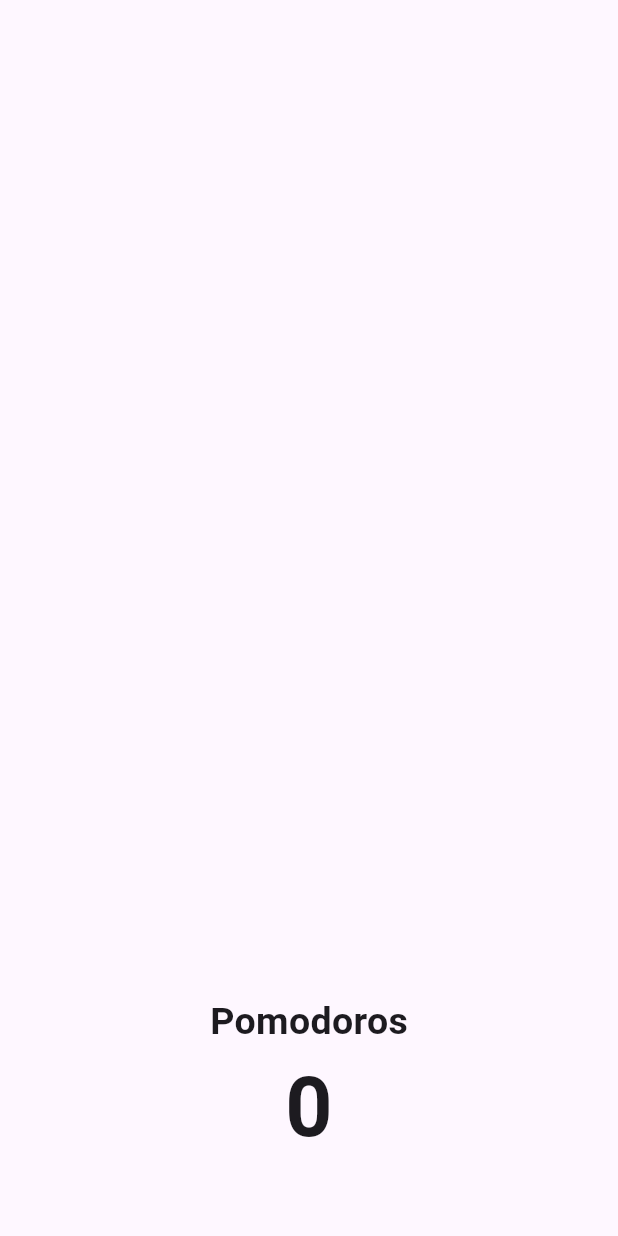
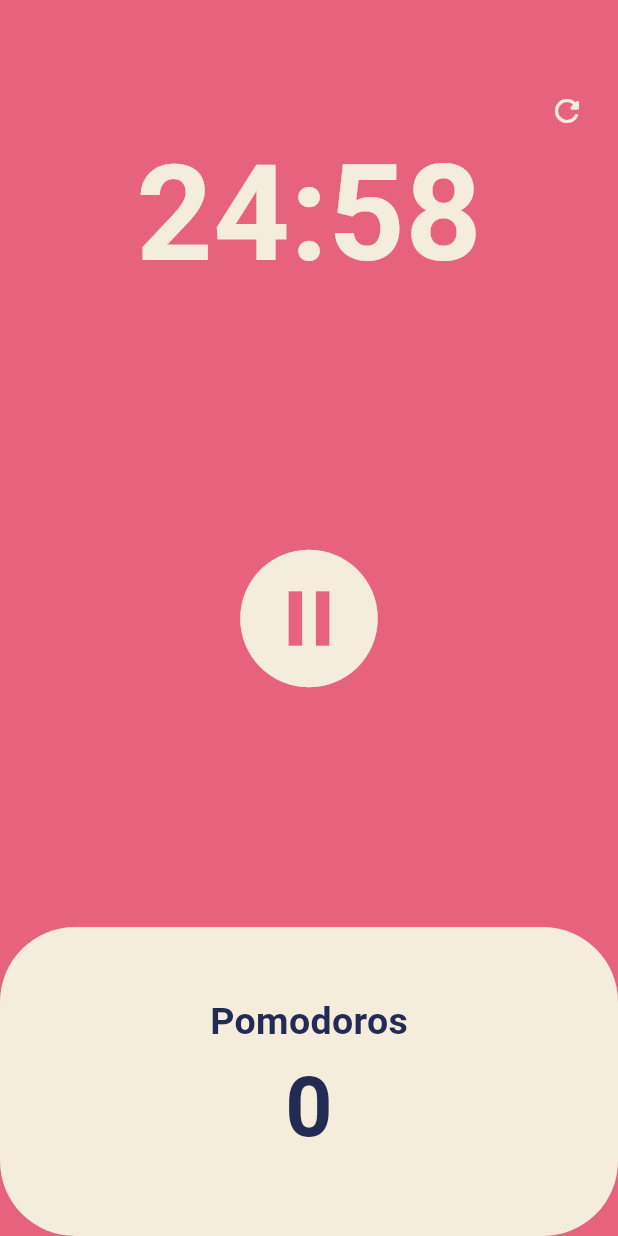
Before and after one commit to dodiforth/pomodoro_flutter, a Flutter app: the screen it shows after launch, after a tap on the "play circle" icon, on a phone screen of 412 x 824 dp. Run offline on Flutter 3.47's test engine with Material 3 defaults, Android fonts, the phone set to English and light mode, and no system bars.

Commit message:
Fix : Fix Home Screen isn't showing as it designed after Splash Screen by uncommented some codes from main.dart

```diff
--- a/lib/main.dart
+++ b/lib/main.dart
@@ -3,36 +3,30 @@ import 'package:pomo/screens/s_splash.dart';
 import 'screens/s_home.dart';
 
 void main() {
-  runApp(MaterialApp(
-    title: 'Pomodoro App',
-    theme: ThemeData(
-      primarySwatch: Colors.blue,
-    ),
-    home: const SplashScreen(),
-  ));
+  runApp(const MyApp());
 }
 
-// class MyApp extends StatelessWidget {
-//   const MyApp({super.key});
+class MyApp extends StatelessWidget {
+  const MyApp({super.key});
 
-//   @override
-//   Widget build(BuildContext context) {
-//     return MaterialApp(
-//       theme: ThemeData(
-//         textTheme: const TextTheme(
-//           displayLarge: TextStyle(
-//             color: Color(0xFF232B55),
-//           ),
-//         ),
-//         cardColor: const Color(0xFFF4EDDB),
-//         colorScheme: ColorScheme.fromSwatch(
-//           backgroundColor: const Color(0xFFE7627C),
-//         ),
-//       ),
-//       home: const HomeScreen(),
-//     );
-//   }
-// }
+  @override
+  Widget build(BuildContext context) {
+    return MaterialApp(
+      theme: ThemeData(
+        textTheme: const TextTheme(
+          displayLarge: TextStyle(
+            color: Color(0xFF232B55),
+          ),
+        ),
+        cardColor: const Color(0xFFF4EDDB),
+        colorScheme: ColorScheme.fromSwatch(
+          backgroundColor: const Color(0xFFE7627C),
+        ),
+      ),
+      home: const SplashScreen(),
+    );
+  }
+}
 /*
 Pastel Red : Color(0xFFE7626C)
 Warm white : Color(0xFFF4EDDB)
```
